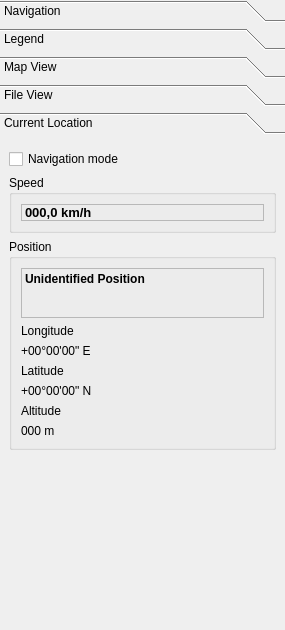
First picture: the form in src/lib/MarbleControlBox.ui, repository KDE/marble, before the edit.
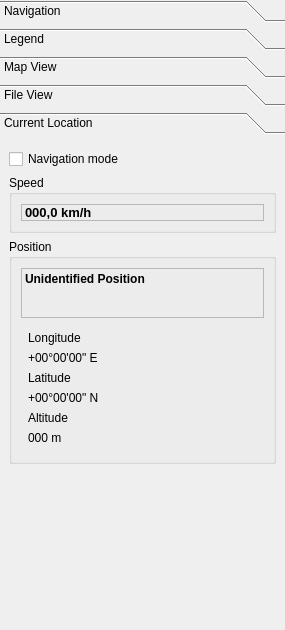
Second picture: the form after the edit. The open tabs and pages were chosen to show the change. Icons and pictures are not drawn. Custom widgets are drawn as their Qt base class.

Commit message:
* Dialog Layout issue.
* UnneededDebug--

```diff
--- a/src/lib/MarbleControlBox.ui
+++ b/src/lib/MarbleControlBox.ui
@@ -774,6 +774,18 @@
            </widget>
           </item>
           <item>
+           <widget class="QFrame" name="coordinateLabel">
+            <property name="frameShape">
+             <enum>QFrame::NoFrame</enum>
+            </property>
+            <property name="frameShadow">
+             <enum>QFrame::Raised</enum>
+            </property>
+            <layout class="QVBoxLayout" name="verticalLayout_6">
+             <property name="margin">
+              <number>7</number>
+             </property>
+             <item>
            <widget class="QLabel" name="longitudeLabel">
             <property name="toolTip">
              <string>Longitude of your current position</string>
@@ -831,6 +843,17 @@
             <property name="text">
              <string>000 m</string>
             </property>
+              </widget>
+             </item>
+            </layout>
+            <zorder>longitudeLabel</zorder>
+            <zorder>longitudeLabel</zorder>
+            <zorder>longitudeLabel</zorder>
+            <zorder>longitudeValue</zorder>
+            <zorder>latitudeLabel</zorder>
+            <zorder>latitudeValue</zorder>
+            <zorder>altitudeLabel</zorder>
+            <zorder>altitudeValue</zorder>
            </widget>
           </item>
          </layout>
```
Left out of the diff: 2 changed lines with no effect on the pictures. Lines whose indentation alone changed are shown as unchanged. The commit also changes 1 other file.
